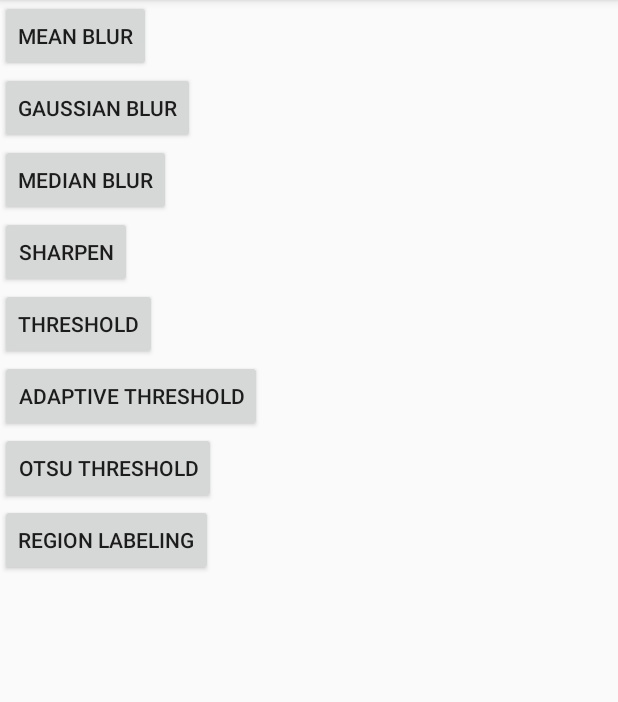
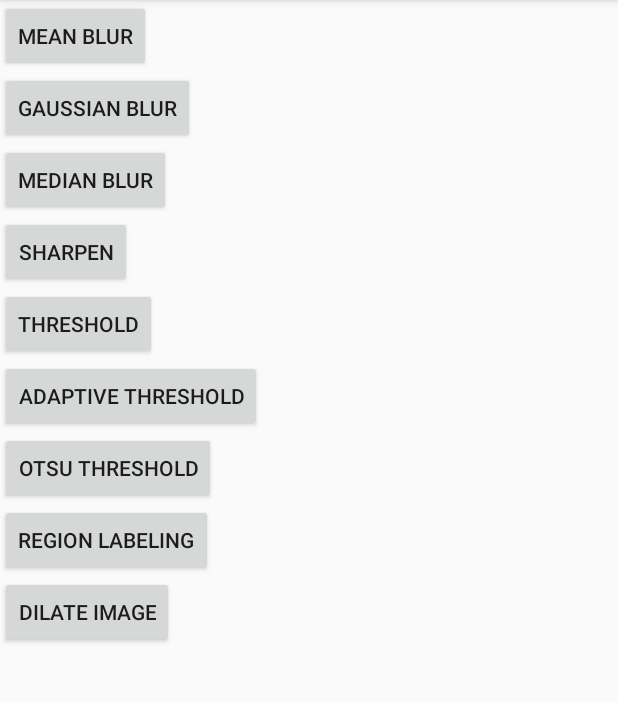
Before and after one commit to aesophor/ImageProcessing, an Android app: the screen it shows after launch (HomeActivity), on a phone screen of 412 x 824 dp, the part 84-786 px from its top. Run offline under Robolectric (Android 15) with nearby library versions, the phone set to English and light mode, and no system bars.

Commit message:
Added image dilation.

```diff
--- a/Preprocessing/app/src/main/java/com/example/aesophor/preprocessing/HomeActivity.java
+++ b/Preprocessing/app/src/main/java/com/example/aesophor/preprocessing/HomeActivity.java
@@ -8,14 +8,15 @@ import android.widget.Button;
 
 public class HomeActivity extends AppCompatActivity {
 
-    public static final int MEAN_BLUR = 1;
-    public static final int MEDIAN_BLUR = 2;
-    public static final int GAUSSIAN_BLUR = 3;
-    public static final int SHARPEN = 4;
-    public static final int THRESHOLD = 5;
-    public static final int ADAPTIVE_THRESHOLD = 6;
-    public static final int OTSU_THRESHOLD = 7;
-    public static final int REGION_LABELING = 8;
+    public static final int MEAN_BLUR = 0;
+    public static final int MEDIAN_BLUR = 1;
+    public static final int GAUSSIAN_BLUR = 2;
+    public static final int SHARPEN = 3;
+    public static final int THRESHOLD = 4;
+    public static final int ADAPTIVE_THRESHOLD = 5;
+    public static final int OTSU_THRESHOLD = 6;
+    public static final int REGION_LABELING = 7;
+    public static final int DILATE = 8;
 
     @Override
     public void onCreate(Bundle savedInstanceState) {
@@ -102,6 +103,16 @@ public class HomeActivity extends AppCompatActivity {
                 startActivity(i);
             }
         });
+
+        Button bDilate = (Button) findViewById(R.id.bDilate);
+        bDilate.setOnClickListener(new View.OnClickListener() {
+            @Override
+            public void onClick(View v) {
+                Intent i = new Intent(getApplicationContext(), MainActivity.class);
+                i.putExtra("ACTION_MODE", DILATE);
+                startActivity(i);
+            }
+        });
     }
 
 }
--- a/Preprocessing/app/src/main/res/layout/activity_home.xml
+++ b/Preprocessing/app/src/main/res/layout/activity_home.xml
@@ -59,5 +59,11 @@
             android:layout_height="wrap_content"
             android:text="@string/menu_region_labeling" />
 
+        <Button
+            android:id="@+id/bDilate"
+            android:layout_width="wrap_content"
+            android:layout_height="wrap_content"
+            android:text="@string/menu_dilate_image"/>
+
     </LinearLayout>
 </ScrollView>
--- a/Preprocessing/app/src/main/res/values/strings.xml
+++ b/Preprocessing/app/src/main/res/values/strings.xml
@@ -10,4 +10,5 @@
     <string name="menu_adaptive_threshold">Adaptive Threshold</string>
     <string name="menu_otsu_threshold">Otsu Threshold</string>
     <string name="menu_region_labeling">Region Labeling</string>
+    <string name="menu_dilate_image">Dilate Image</string>
 </resources>
```
Also changed, not shown: Preprocessing/app/src/main/java/com/example/aesophor/preprocessing/MainActivity.java (+9 -1 lines).
